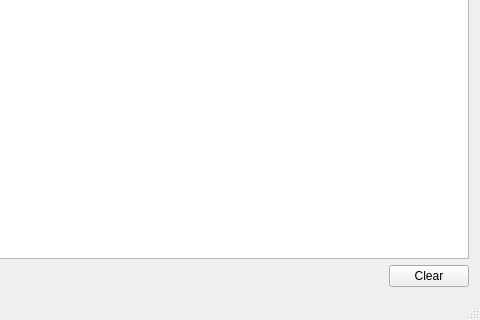
Above: lxqt-organizer/mainwindow.ui from lxqt/organizer before the change; both pictures show x 585 to 1065 and y 165 to 485 of the 1065 by 485 pixel window. Below: the same form after it.
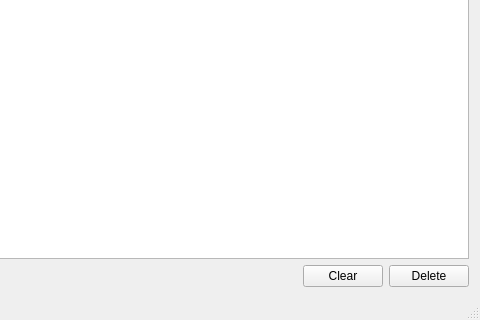
That is the form after the change.

Commit message: Delete selected added

Patch:
```diff
--- a/lxqt-organizer/mainwindow.ui
+++ b/lxqt-organizer/mainwindow.ui
@@ -136,6 +136,13 @@
           </property>
          </widget>
         </item>
+        <item>
+         <widget class="QPushButton" name="pushButtonDelete">
+          <property name="text">
+           <string>Delete</string>
+          </property>
+         </widget>
+        </item>
        </layout>
       </item>
      </layout>
```
The commit also changes 3 other files.
